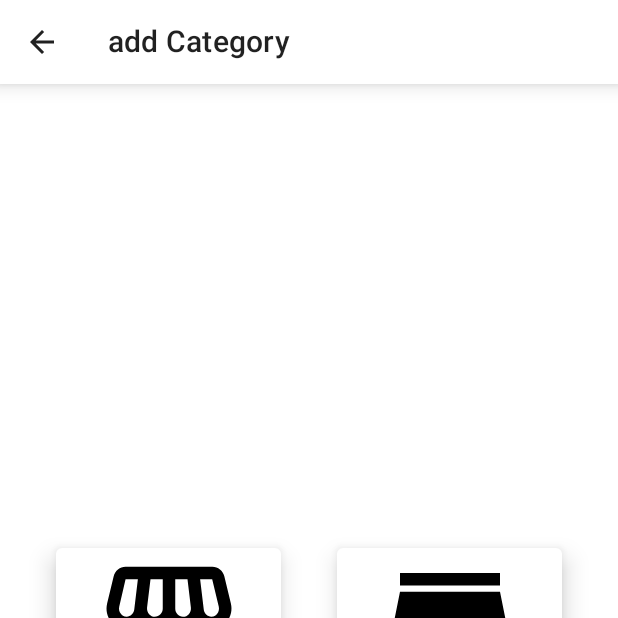
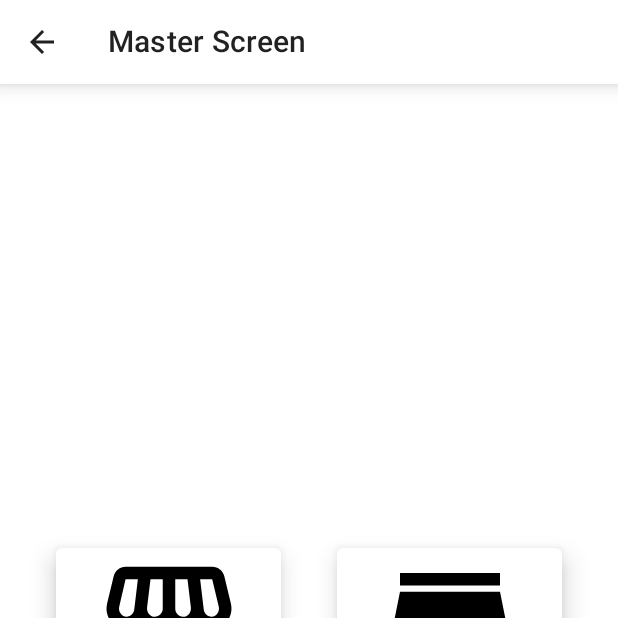
Before and after one commit to m37moud/StockManagement, an Android app built with Jetpack Compose: the MasterScreen screen opened through its navigation route, on a phone screen of 412 x 824 dp, the top half of it. Run offline under Robolectric (Android 15) with nearby library versions, the phone set to English and light mode, and no system bars; our stand-ins replace Dagger/Hilt's generated code.

Commit message:
from home 9/5 ..

```diff
--- a/app/src/main/java/com/example/storemanagement/ui/feature/master/MasterScreen.kt
+++ b/app/src/main/java/com/example/storemanagement/ui/feature/master/MasterScreen.kt
@@ -23,7 +23,7 @@ fun MasterScreen(navController: NavController) {
             .background(SnackbarDefaults.backgroundColor),
         topBar = {
             ActionTopAppbar(
-                title = "add Category",
+                title = "Master Screen",
                 onBack = { navController.popBackStack() },
                 elevation = 8.dp
             )
```
